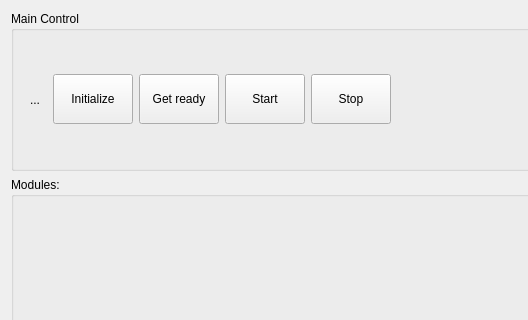
The window that core/hq/ui/hq_window.ui (tud-hri/joan) describes before a commit, drawn with Qt 5; both pictures show x 0 to 528 and y 0 to 320 of the 737 by 503 pixel window.
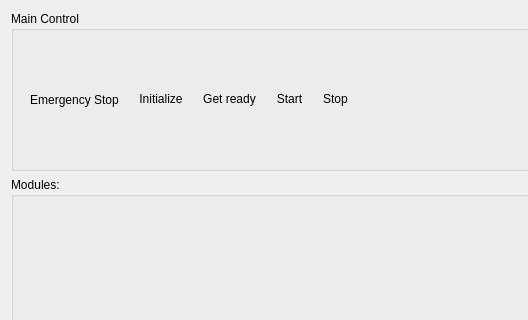
The same window after the commit.

Commit message: changed button icons

Diff of the .ui file:
```diff
--- a/core/hq/ui/hq_window.ui
+++ b/core/hq/ui/hq_window.ui
@@ -35,7 +35,7 @@
       <item>
        <widget class="QToolButton" name="btn_emergency">
         <property name="text">
-         <string>...</string>
+         <string>Emergency Stop</string>
         </property>
         <property name="iconSize">
          <size>
@@ -56,7 +56,7 @@
         <item>
          <layout class="QHBoxLayout" name="h_layout">
           <item>
-           <widget class="QPushButton" name="btn_initialize">
+           <widget class="QToolButton" name="btn_initialize">
             <property name="sizePolicy">
              <sizepolicy hsizetype="Fixed" vsizetype="Maximum">
               <horstretch>0</horstretch>
@@ -72,10 +72,13 @@
             <property name="text">
              <string>Initialize</string>
             </property>
+            <property name="autoRaise">
+             <bool>true</bool>
+            </property>
            </widget>
           </item>
           <item>
-           <widget class="QPushButton" name="btn_get_ready">
+           <widget class="QToolButton" name="btn_get_ready">
             <property name="minimumSize">
              <size>
               <width>0</width>
@@ -85,10 +88,13 @@
             <property name="text">
              <string>Get ready</string>
             </property>
+            <property name="autoRaise">
+             <bool>true</bool>
+            </property>
            </widget>
           </item>
           <item>
-           <widget class="QPushButton" name="btn_start">
+           <widget class="QToolButton" name="btn_start">
             <property name="minimumSize">
              <size>
               <width>0</width>
@@ -98,10 +104,13 @@
             <property name="text">
              <string>Start</string>
             </property>
+            <property name="autoRaise">
+             <bool>true</bool>
+            </property>
            </widget>
           </item>
           <item>
-           <widget class="QPushButton" name="btn_stop">
+           <widget class="QToolButton" name="btn_stop">
             <property name="minimumSize">
              <size>
               <width>0</width>
@@ -111,6 +120,9 @@
             <property name="text">
              <string>Stop</string>
             </property>
+            <property name="autoRaise">
+             <bool>true</bool>
+            </property>
            </widget>
           </item>
           <item>
```
The commit also changes 7 other files.
